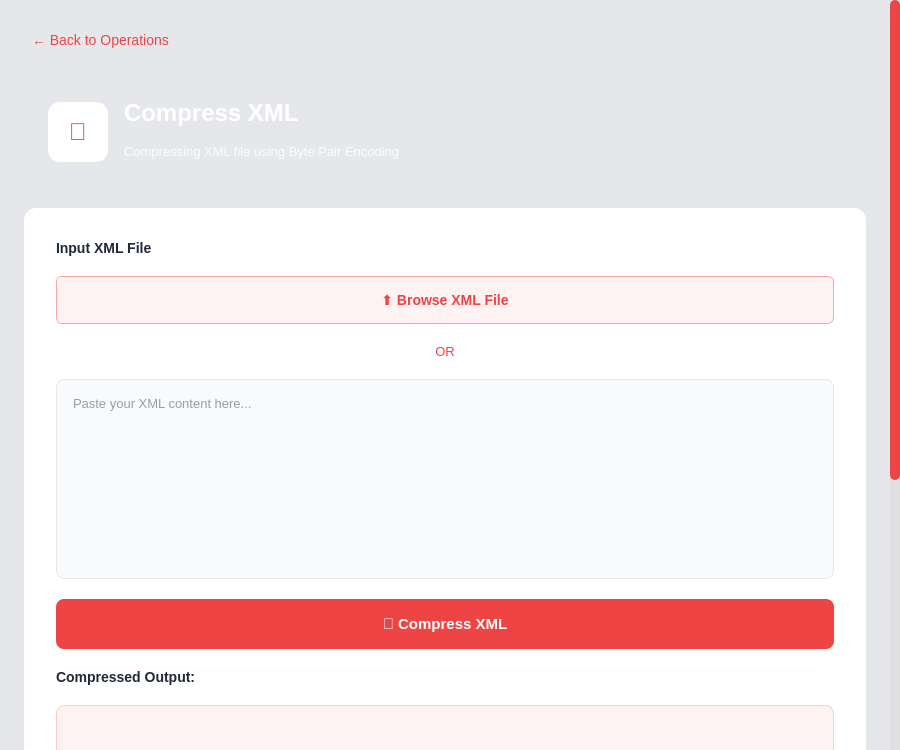
Old version of the form src/UI/pages/CompressPage.ui in the repository amr10w/ILoveXML.
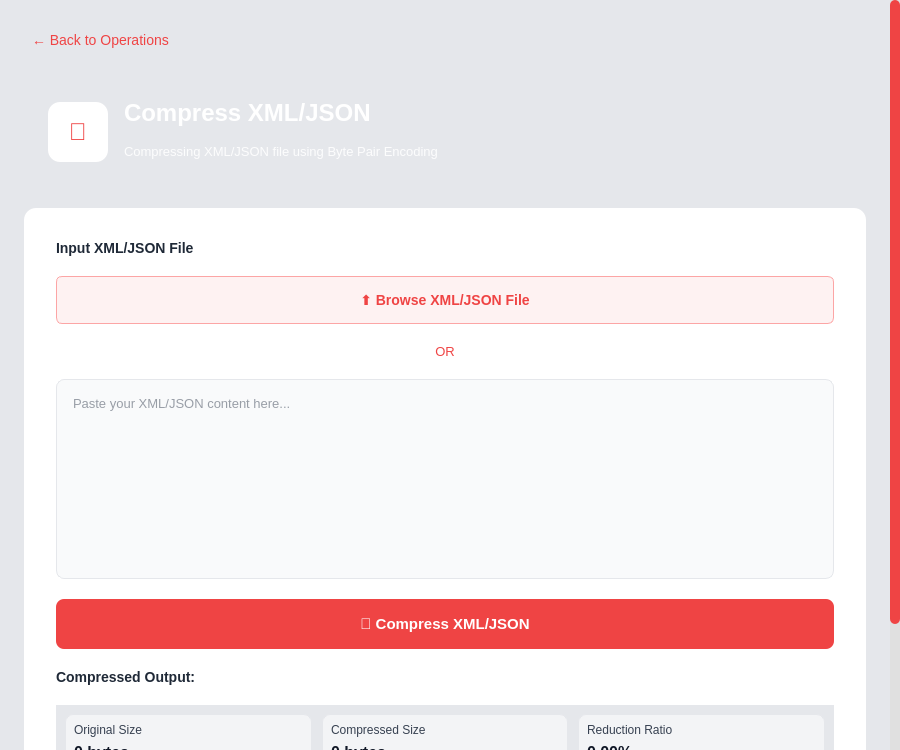
New version of the form.

Patch:
```diff
--- a/src/UI/pages/CompressPage.ui
+++ b/src/UI/pages/CompressPage.ui
@@ -11,7 +11,7 @@
    </rect>
   </property>
   <property name="windowTitle">
-   <string>Compress XML</string>
+   <string>Compress XML/JSON</string>
   </property>
   <property name="styleSheet">
    <string notr="true">
@@ -106,19 +106,8 @@
     background-color: white;
 }
 
-/* Output Text Edit */
-QTextEdit#outputTextEdit {
-    background-color: #fef2f2;
-    border: 1px solid #fecaca;
-    border-radius: 8px;
-    padding: 12px;
-    font-family: 'Courier New', monospace;
-    font-size: 13px;
-    color: #991b1b;
-}
-
 /* Minify (Compress) Button */
-QPushButton#minifyButton {
+QPushButton#compressButton {
     background-color: #ef4444;
     color: white;
     border: none;
@@ -128,11 +117,11 @@
     font-weight: 600;
 }
 
-QPushButton#minifyButton:hover {
+QPushButton#compressButton:hover {
     background-color: #dc2626;
 }
 
-QPushButton#minifyButton:pressed {
+QPushButton#compressButton:pressed {
     background-color: #b91c1c;
 }
 
@@ -260,14 +249,14 @@
             <item>
              <widget class="QLabel" name="titleLabel">
               <property name="text">
-               <string>Compress XML</string>
+               <string>Compress XML/JSON</string>
               </property>
              </widget>
             </item>
             <item>
              <widget class="QLabel" name="subtitleLabel">
               <property name="text">
-               <string>Compressing XML file using Byte Pair Encoding</string>
+               <string>Compressing XML/JSON file using Byte Pair Encoding</string>
               </property>
              </widget>
             </item>
@@ -292,7 +281,7 @@
           <item>
            <widget class="QLabel" name="inputLabel">
             <property name="text">
-             <string>Input XML File</string>
+             <string>Input XML/JSON File</string>
             </property>
            </widget>
           </item>
@@ -307,7 +296,7 @@
              <cursorShape>PointingHandCursor</cursorShape>
             </property>
             <property name="text">
-             <string>⬆️ Browse XML File</string>
+             <string>⬆️ Browse XML/JSON File</string>
             </property>
            </widget>
           </item>
@@ -333,14 +322,14 @@
              <size><width>0</width><height>200</height></size>
             </property>
             <property name="placeholderText">
-             <string>Paste your XML content here...</string>
+             <string>Paste your XML/JSON content here...</string>
             </property>
            </widget>
           </item>
 
           <!-- Minify (Compress) Button -->
           <item>
-           <widget class="QPushButton" name="minifyButton">
+           <widget class="QPushButton" name="compressButton">
             <property name="minimumSize">
              <size><width>0</width><height>50</height></size>
             </property>
@@ -348,7 +337,7 @@
              <cursorShape>PointingHandCursor</cursorShape>
             </property>
             <property name="text">
-             <string>💾 Compress XML</string>
+             <string>💾 Compress XML/JSON</string>
             </property>
            </widget>
           </item>
@@ -360,17 +349,6 @@
             <property name="visible"><bool>false</bool></property>
            </widget>
           </item>
-
-          <!-- Output Text Edit -->
-          <item>
-           <widget class="QTextEdit" name="outputTextEdit">
-            <property name="minimumSize">
-             <size><width>0</width><height>250</height></size>
-            </property>
-            <property name="readOnly"><bool>true</bool></property>
-            <property name="visible"><bool>false</bool></property>
-           </widget>
-          </item>
           
           <!-- Stats Container -->
           <item>
@@ -416,7 +394,7 @@
              <cursorShape>PointingHandCursor</cursorShape>
             </property>
             <property name="text">
-             <string>⬇️ Download Compressed XML</string>
+             <string>⬇️ Download Compressed XML/JSON</string>
             </property>
             <property name="visible"><bool>false</bool></property>
            </widget>
```
